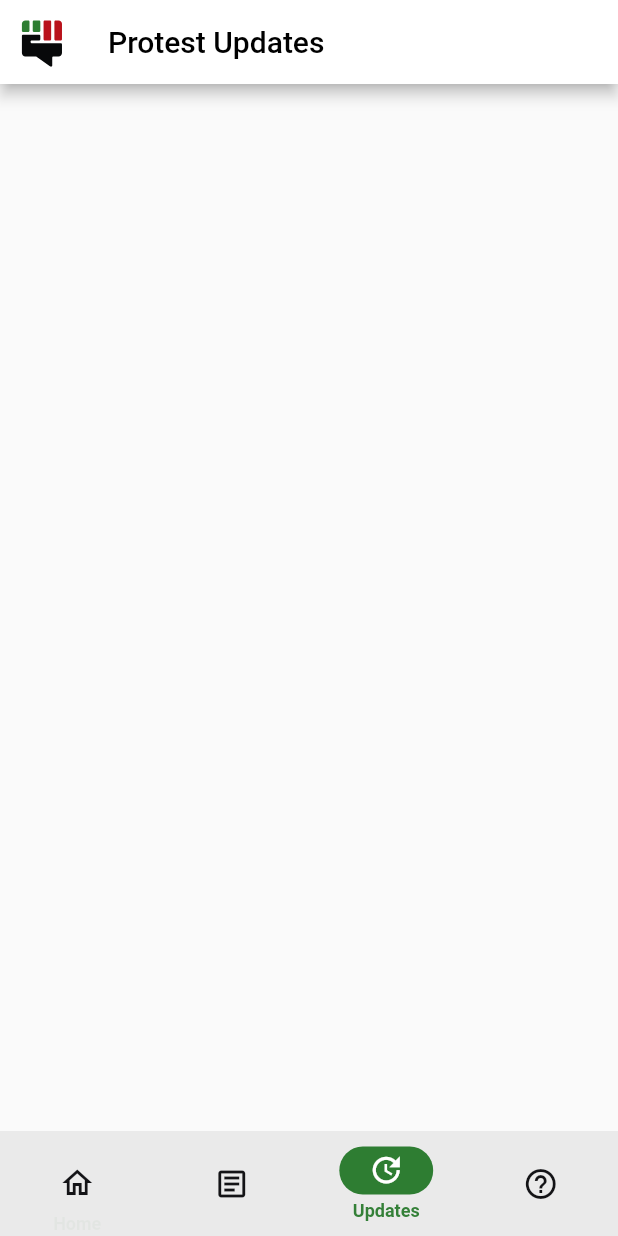
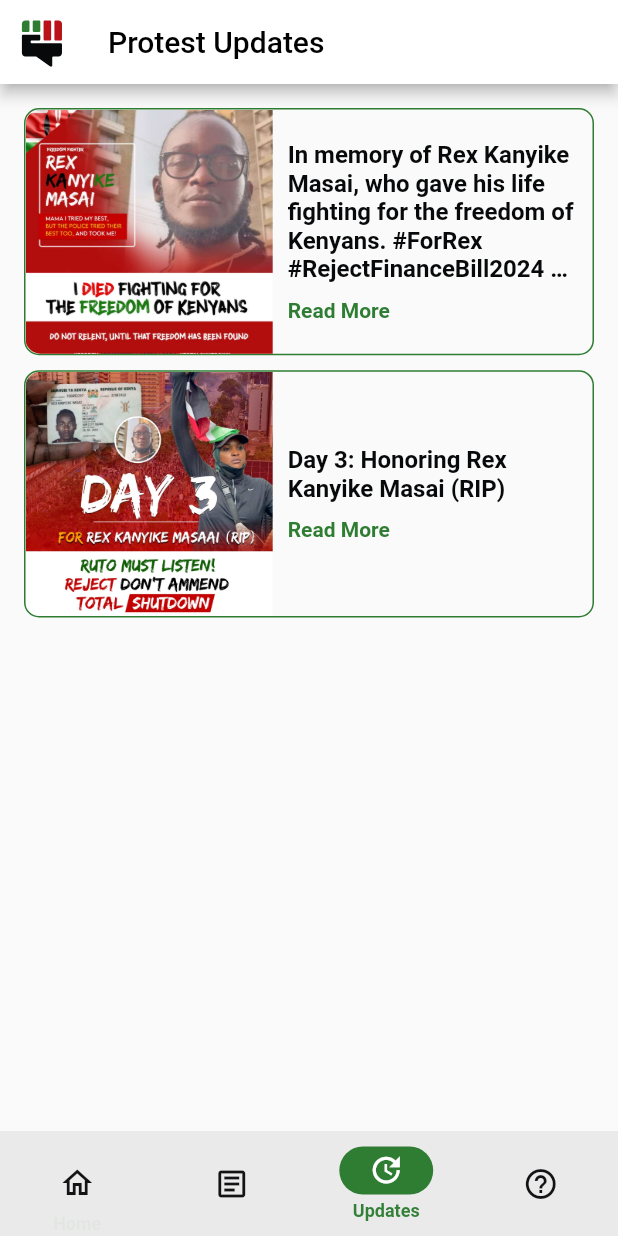
Before and after one commit to Haki-Hub/haki-hub-mobile, a Flutter app: the screen it shows after launch, item 3 of the bottom bar chosen, on a phone screen of 412 x 824 dp. Run offline on Flutter 3.47's test engine with Material 3 defaults, Android fonts, the phone set to English and light mode, and no system bars; our stand-ins replace carousel_slider, flutter_svg.

Commit message:
feat: scaffold content

```diff
--- /dev/null
+++ b/lib/domain/models/content.dart
@@ -0,0 +1,13 @@
+class Content {
+  final String thumbnail;
+  final String title;
+  final String? subtitle;
+  final String? description;
+
+  Content({
+    required this.thumbnail,
+    required this.title,
+    this.subtitle,
+    this.description,
+  });
+}
--- a/lib/domain/value_objects/asset_strings.dart
+++ b/lib/domain/value_objects/asset_strings.dart
@@ -1,6 +1,10 @@
-const String backgroundBannerImage = 'assets/images/banner-3.png';
+// Icons
 const String logoSvg = 'assets/icons/haki-white-bg.svg';
-
 const String nine11Svg = 'assets/icons/911.svg';
 const String ambulanceSvg = 'assets/icons/ambulance.svg';
 const String buildingSvg = 'assets/icons/university_building.svg';
+
+// Images
+const String backgroundBannerImage = 'assets/images/banner-3.png';
+const String posterOneImage = 'assets/images/poster2.jpeg';
+const String posterTwoImage = 'assets/images/poster1.jpeg';
--- a/lib/domain/value_objects/spaces.dart
+++ b/lib/domain/value_objects/spaces.dart
@@ -4,3 +4,8 @@ SizedBox smallVerticalSizedBox = const SizedBox(height: 10);
 SizedBox size15VerticalSizedBox = const SizedBox(height: 10);
 SizedBox mediumVerticalSizedBox = const SizedBox(height: 20);
 SizedBox largeVerticalSizedBox = const SizedBox(height: 40);
+
+SizedBox smallHorizontalSizedBox = const SizedBox(height: 10);
+SizedBox size15HorizontalSizedBox = const SizedBox(height: 10);
+SizedBox mediumHorizontalSizedBox = const SizedBox(height: 20);
+SizedBox largeHorizontalSizedBox = const SizedBox(height: 40);
--- a/lib/domain/value_objects/strings.dart
+++ b/lib/domain/value_objects/strings.dart
@@ -50,17 +50,17 @@ const String communitiesCardDescription =
 const String downloadsString = 'Download';
 const String downloadsCardDescription = 'Get relevant documents, media...';
 
-const String policeBrutalityString = 'Police Brutality';
+const String policeBrutalityTitleString = 'Police Brutality Hotline';
 const String policeBrutalityCardDescription =
-    'Report any incidents of police cruelty here';
+    'Report incidents of police brutality';
 
-const String medicalEmergencyString = 'Medical Emergency';
+const String medicalEmergencyString = 'Ambulance Hotline';
 const String medicalEmergencyCardDescription =
-    'Report any incidents of police cruelty here';
+    'Request assistance from ambulance services';
 
-const String lawyerAssistanceString = 'Lawyer Assistance';
+const String lawyerAssistanceString = 'Legal Aid Hotline';
 const String lawyerAssistanceCardDescription =
-    'Reach out to pro bono lawyers for help';
+    'Connect with pro bono legal assistance';
 
 const String recentUpdatesString = 'Recent Update';
 const String healthAndFirstAidString = 'Health and First Aid';
@@ -77,3 +77,5 @@ const String protestSafetySubtitle =
 const String emergencyContactSharingString = 'Emergency Contact Sharing';
 const String emergencyContactSubtitle =
     'Allow users to share their emergency contact details with trusted individuals.';
+
+const String readMoreString = 'Read More';
--- a/lib/domain/value_objects/utils.dart
+++ b/lib/domain/value_objects/utils.dart
@@ -1,6 +1,8 @@
 import 'package:flutter/material.dart';
+import 'package:haki_hub/domain/models/content.dart';
 import 'package:haki_hub/domain/models/helpline.dart';
 import 'package:haki_hub/domain/value_objects/app_colors.dart';
+import 'package:haki_hub/domain/value_objects/asset_strings.dart';
 import 'package:haki_hub/domain/value_objects/enums.dart';
 import 'package:haki_hub/domain/value_objects/strings.dart';
 import 'package:haki_hub/presentation/home/widgets/carousel_card.dart';
@@ -330,3 +332,22 @@ final List<Helpline> helplineData = <Helpline>[
   ),
   // Police
 ];
+final List<Content> contentData = <Content>[
+  Content(
+    thumbnail: posterOneImage,
+    title: 'Honoring the Legacy of Rex Kanyike Masai',
+    subtitle:
+        'In memory of Rex Kanyike Masai, who gave his life fighting for the freedom of Kenyans. #ForRex #RejectFinanceBill2024 #TotalShutdown',
+    description:
+        'We remember Rex Kanyike Masai, a brave freedom fighter who tragically lost his life in the recent protests for Kenyan freedom. '
+        'His courage and dedication inspire us to continue the fight for justice and equality. Let us honor his memory and remain steadfast in our pursuit of freedom for all Kenyans. #ForRex #RejectFinanceBill2024 #TotalShutdown',
+  ),
+  Content(
+    thumbnail: posterTwoImage,
+    title: 'Day 3: Honoring Rex Kanyike Masai (RIP)',
+    subtitle: 'Day 3: Honoring Rex Kanyike Masai (RIP)',
+    description:
+        'As we continue to demand justice and freedom, we honor the memory of Rex Kanyike Masai, who lost his life in the struggle. '
+        'President Ruto must listen to our voices. Reject the Finance Bill 2024 without amendments. We stand united in total shutdown until all protestors are free. #ForRex #RejectFinanceBill2024 #FreeAllProtestors',
+  ),
+];
--- a/lib/presentation/content/content.dart
+++ b/lib/presentation/content/pages/content_page.dart
@@ -1,9 +1,10 @@
 import 'package:flutter/material.dart';
+import 'package:flutter/widgets.dart';
 import 'package:haki_hub/domain/value_objects/strings.dart';
 import 'package:haki_hub/presentation/shared/app_scaffold.dart';
 
-class Content extends StatelessWidget {
-  const Content({super.key});
+class ContentPage extends StatelessWidget {
+  const ContentPage({super.key});
 
   @override
   Widget build(BuildContext context) {
--- /dev/null
+++ b/lib/presentation/content/pages/updates_page.dart
@@ -0,0 +1,30 @@
+import 'package:flutter/material.dart';
+import 'package:haki_hub/domain/models/content.dart';
+import 'package:haki_hub/domain/value_objects/strings.dart';
+import 'package:haki_hub/domain/value_objects/utils.dart';
+import 'package:haki_hub/presentation/content/widget/content_card.dart';
+import 'package:haki_hub/presentation/shared/app_scaffold.dart';
+
+class UpdatesPage extends StatelessWidget {
+  const UpdatesPage({super.key});
+
+  @override
+  Widget build(BuildContext context) {
+    return AppScaffold(
+      title: protestUpdatesString,
+      body: SingleChildScrollView(
+        child: Padding(
+          padding: const EdgeInsets.all(16.0),
+          child: Column(children: [
+            ...contentData.map(
+              (Content content) => ContentCard(
+                subtitle: content.subtitle!,
+                imageName: content.thumbnail,
+              ),
+            ),
+          ]),
+        ),
+      ),
+    );
+  }
+}
--- a/lib/presentation/content/updates.dart
+++ /dev/null
@@ -1,22 +0,0 @@
-import 'package:flutter/material.dart';
-import 'package:haki_hub/domain/value_objects/strings.dart';
-import 'package:haki_hub/presentation/shared/app_scaffold.dart';
-
-class Updates extends StatelessWidget {
-  const Updates({super.key});
-
-  @override
-  Widget build(BuildContext context) {
-    return const AppScaffold(
-      title: protestUpdatesString,
-      body: SingleChildScrollView(
-        child: Padding(
-          padding: EdgeInsets.all(16.0),
-          child: Column(
-            children: [],
-          ),
-        ),
-      ),
-    );
-  }
-}
--- /dev/null
+++ b/lib/presentation/content/widget/content_card.dart
@@ -0,0 +1,88 @@
+import 'package:flutter/material.dart';
+import 'package:haki_hub/domain/value_objects/app_colors.dart';
+import 'package:haki_hub/domain/value_objects/spaces.dart';
+import 'package:haki_hub/domain/value_objects/strings.dart';
+
+class ContentCard extends StatelessWidget {
+  const ContentCard({
+    super.key,
+    required this.subtitle,
+    required this.imageName,
+  });
+
+  final String subtitle;
+  final String imageName;
+
+  @override
+  Widget build(BuildContext context) {
+    final Size size = MediaQuery.sizeOf(context);
+
+    return Column(
+      children: [
+        Container(
+          width: double.infinity,
+          height: size.width * 0.4,
+          decoration: BoxDecoration(
+            borderRadius: const BorderRadius.all(
+              Radius.circular(10),
+            ),
+            border: Border.all(color: AppColors.secondaryColor500),
+          ),
+          child: Row(
+            children: [
+              SizedBox(
+                width: size.width * 0.4, // Image takes half of the card's width
+                child: ClipRRect(
+                  borderRadius: const BorderRadius.only(
+                    topLeft: Radius.circular(10),
+                    bottomLeft: Radius.circular(10),
+                  ),
+                  child: Image.asset(
+                    imageName,
+                    fit: BoxFit.cover,
+                  ),
+                ),
+              ),
+              Expanded(
+                child: Padding(
+                  padding: const EdgeInsets.all(10.0),
+                  child: Column(
+                    crossAxisAlignment: CrossAxisAlignment.start,
+                    mainAxisAlignment: MainAxisAlignment.center,
+                    children: [
+                      Text(
+                        subtitle,
+                        style: const TextStyle(
+                          fontSize: 16,
+                          fontWeight: FontWeight.w700,
+                          color: AppColors.primaryColor500,
+                        ),
+                        overflow: TextOverflow.ellipsis,
+                        maxLines: 5,
+                      ),
+                      smallVerticalSizedBox,
+                      const Row(
+                        mainAxisAlignment: MainAxisAlignment.spaceBetween,
+                        children: [
+                          Text(
+                            readMoreString,
+                            style: TextStyle(
+                              fontSize: 14,
+                              fontWeight: FontWeight.w700,
+                              color: AppColors.secondaryColor500,
+                            ),
+                          ),
+                        ],
+                      ),
+                    ],
+                  ),
+                ),
+              ),
+            ],
+          ),
+        ),
+        size15VerticalSizedBox,
+      ],
+    );
+  }
+}
--- a/lib/presentation/helplines/pages/ambulance_helpline_page.dart
+++ b/lib/presentation/helplines/pages/ambulance_helpline_page.dart
@@ -23,7 +23,7 @@ class AmbulanceHelplinePage extends StatelessWidget {
         child: Padding(
           padding: const EdgeInsets.all(16.0),
           child: Column(
-            children: ambulanceHelplines.map((helpline) {
+            children: ambulanceHelplines.map((Helpline helpline) {
               return HelplineTile(
                   title: helpline.title,
                   phone: helpline.phone,
--- a/lib/presentation/helplines/pages/helpline_page.dart
+++ b/lib/presentation/helplines/pages/helpline_page.dart
@@ -54,7 +54,7 @@ class HelplinePage extends StatelessWidget {
                   isSecondaryColor: true,
                   isFullLength: true,
                   hasBorder: true,
-                  title: medicalEmergencyCardDescription,
+                  title: medicalEmergencyString,
                   description: medicalEmergencyCardDescription,
                   onTap: () => Navigator.of(context)
                       .pushNamed(AppRoutes.ambulanceHelplinePageRoute)),
@@ -64,7 +64,7 @@ class HelplinePage extends StatelessWidget {
                 isTertiaryColor: true,
                 isFullLength: true,
                 hasBorder: true,
-                title: policeBrutalityString,
+                title: policeBrutalityTitleString,
                 description: policeBrutalityCardDescription,
                 onTap: () => Navigator.of(context)
                     .pushNamed(AppRoutes.policeHelplinePageRoute),
--- a/lib/presentation/home/pages/home_page.dart
+++ b/lib/presentation/home/pages/home_page.dart
@@ -228,7 +228,7 @@ class HomePage extends StatelessWidget {
                     isTertiaryColor: true,
                     isFullLength: true,
                     hasBorder: true,
-                    title: policeBrutalityString,
+                    title: policeBrutalityTitleString,
                     description: policeBrutalityCardDescription,
                     onTap: () => Navigator.of(context)
                         .pushNamed(AppRoutes.policeHelplinePageRoute),
@@ -239,7 +239,7 @@ class HomePage extends StatelessWidget {
                       isSecondaryColor: true,
                       isFullLength: true,
                       hasBorder: true,
-                      title: medicalEmergencyCardDescription,
+                      title: medicalEmergencyString,
                       description: medicalEmergencyCardDescription,
                       onTap: () => Navigator.of(context)
                           .pushNamed(AppRoutes.ambulanceHelplinePageRoute)),
--- a/lib/presentation/home/widgets/bottom_navigation.dart
+++ b/lib/presentation/home/widgets/bottom_navigation.dart
@@ -1,8 +1,8 @@
 import 'package:flutter/material.dart';
 import 'package:haki_hub/domain/value_objects/app_colors.dart';
 import 'package:haki_hub/presentation/helplines/pages/helpline_page.dart';
-import 'package:haki_hub/presentation/content/content.dart';
-import 'package:haki_hub/presentation/content/updates.dart';
+import 'package:haki_hub/presentation/content/pages/content_page.dart';
+import 'package:haki_hub/presentation/content/pages/updates_page.dart';
 import 'package:haki_hub/presentation/home/pages/home_page.dart';
 
 class BottomNavigation extends StatefulWidget {
@@ -24,8 +24,8 @@ class _BottomNavigationState extends State<BottomNavigation> {
   // Home page, Content, Updates, Helplines
   final List<Widget> _pages = const [
     HomePage(),
-    Content(),
-    Updates(),
+    ContentPage(),
+    UpdatesPage(),
     HelplinePage(),
   ];
 
```
Also changed, not shown: assets/images/poster1.jpeg (added), assets/images/poster2.jpeg (added).
